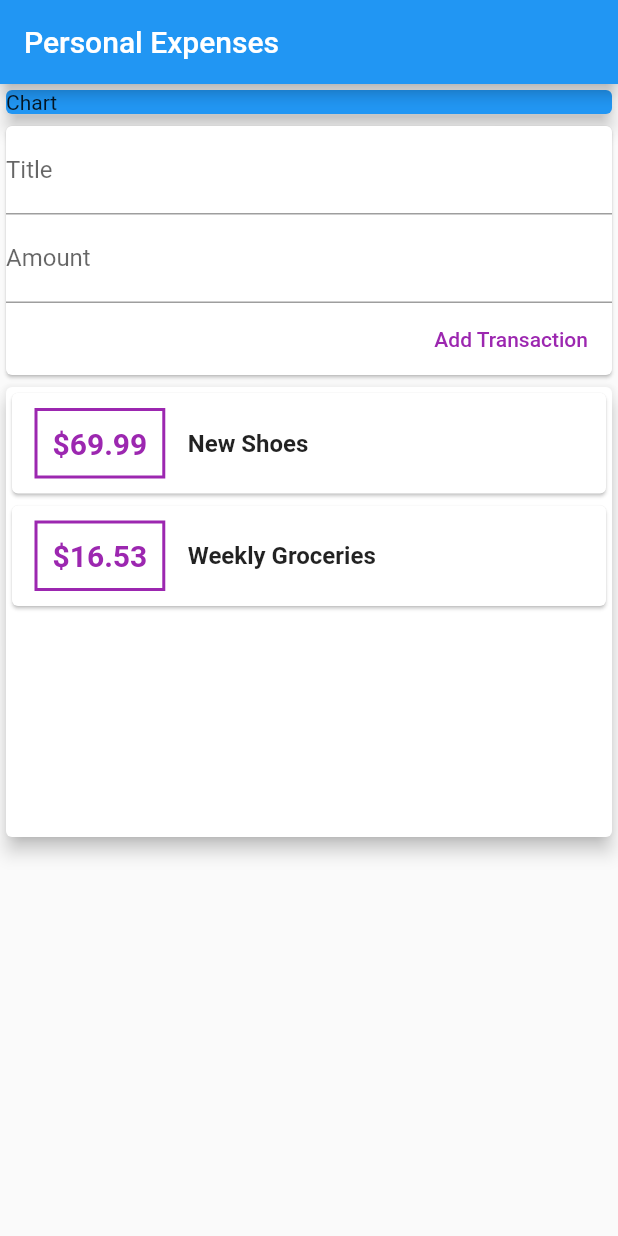
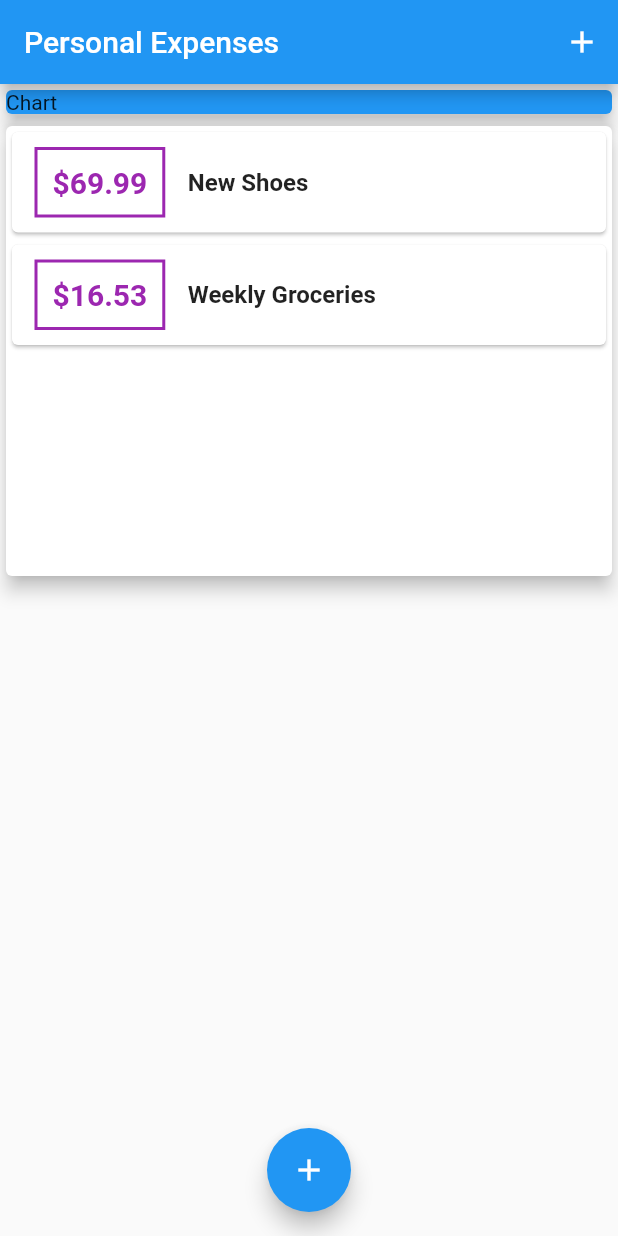
Before and after one commit to TahaMsv/Personal_Expenses, a Flutter app: the screen it shows after launch, on a phone screen of 412 x 824 dp. Run offline on Flutter 3.47's test engine with Material 2 defaults, Android fonts, the phone set to English and light mode, and no system bars.

Commit message:
Adding AppBar Buttons & Floating Action Buttons

```diff
--- a/lib/main.dart
+++ b/lib/main.dart
@@ -1,6 +1,8 @@
 import 'package:flutter/material.dart';
+import 'package:personal_expenses/new_transaction.dart';
 import './Transaction.dart';
-import './user_transaction.dart';
+import './new_transaction.dart';
+import './transactions_list.dart';
 
 void main() => runApp(MyApp());
 
@@ -14,16 +16,66 @@ class MyApp extends StatelessWidget {
   }
 }
 
-class MyHomePage extends StatelessWidget {
-  final List<Transaction> transactions = [];
+class MyHomePage extends StatefulWidget {
+  @override
+  _MyHomePageState createState() => _MyHomePageState();
+}
+
+class _MyHomePageState extends State<MyHomePage> {
+  final List<Transaction> _userTransactions = [
+    Transaction(
+      id: 't1',
+      title: 'New Shoes',
+      amount: 69.99,
+      date: DateTime.now(),
+    ),
+    Transaction(
+      id: 't2',
+      title: 'Weekly Groceries',
+      amount: 16.53,
+      date: DateTime.now(),
+    ),
+  ];
+
+  void _addTransaction(String titleTx, double amountTx) {
+    final newTx = new Transaction(
+        title: titleTx,
+        amount: amountTx,
+        date: DateTime.now(),
+        id: DateTime.now().toString());
+
+    setState(() {
+      _userTransactions.add(newTx);
+    });
+  }
+
+  void _startAddNewTrabsaction(BuildContext ctx) {
+    showModalBottomSheet(
+      context: ctx,
+      builder: (_) {
+        return GestureDetector(
+          onTap: () {
+          },
+          child: NewTransaction(_addTransaction),
+          behavior: HitTestBehavior.opaque,);
+      },
+    );
+  }
+
   @override
   Widget build(BuildContext context) {
     return Scaffold(
       appBar: AppBar(
         title: Text('Personal Expenses'),
+        actions: <Widget>[
+          IconButton(
+            icon: Icon(Icons.add),
+            onPressed: () => _startAddNewTrabsaction(context),
+          )
+        ],
       ),
       body: SingleChildScrollView(
-              child: Column(
+        child: Column(
           crossAxisAlignment: CrossAxisAlignment.stretch,
           children: <Widget>[
             Container(
@@ -34,9 +86,23 @@ class MyHomePage extends StatelessWidget {
                 elevation: 5,
               ),
             ),
-            UserTransaction(),
+            Column(
+              children: <Widget>[
+                Card(
+                  elevation: 5,
+                  child: Container(
+                    child: TransactionsList(_userTransactions),
+                  ),
+                )
+              ],
+            ),
           ],
         ),
+      ),
+      floatingActionButtonLocation: FloatingActionButtonLocation.centerFloat,
+      floatingActionButton: FloatingActionButton(
+        onPressed: () => _startAddNewTrabsaction(context),
+        child: Icon(Icons.add),
       ),
     );
   }
--- a/lib/transactions_list.dart
+++ b/lib/transactions_list.dart
@@ -26,7 +26,7 @@ class  TransactionsList extends StatelessWidget {
                   ),
                 ),
                 child: Text(
-                  '\$${userTransactions[index].amount}',
+                  '\$${userTransactions[index].amount.toStringAsFixed(2)}',
                   style: TextStyle(
                     fontWeight: FontWeight.bold,
                     fontSize: 20,
--- a/lib/user_transaction.dart
+++ /dev/null
@@ -1,51 +0,0 @@
-import 'package:flutter/material.dart';
-import './new_transaction.dart';
-import './transactions_list.dart';
-import './Transaction.dart';
-class UserTransaction extends StatefulWidget {
-  @override
-  _UserTransactionState createState() => _UserTransactionState();
-}
-
-class _UserTransactionState extends State<UserTransaction> {
-  final List<Transaction> _userTransactions = [
-    Transaction(
-      id: 't1',
-      title: 'New Shoes',
-      amount: 69.99,
-      date: DateTime.now(),
-    ),
-    Transaction(
-      id: 't2',
-      title: 'Weekly Groceries',
-      amount: 16.53,
-      date: DateTime.now(),
-    ),
-  ];
-
-  void _addTransaction(String titleTx, double amountTx) {
-    final newTx=new Transaction(
-        title: titleTx,
-        amount: amountTx,
-        date: DateTime.now(),
-        id: DateTime.now().toString());
-
-    setState((){
-      _userTransactions.add(newTx);
-    });
-  }
-  @override
-  Widget build(BuildContext context) {
-    return Column(
-      children: <Widget>[
-        NewTransaction(_addTransaction),
-          Card(
-            elevation: 5,
-            child: Container(
-              child: TransactionsList(_userTransactions),
-            ),
-          )
-      ],
-    );
-  }
-}
```
Also changed, not shown: lib/new_transaction.dart (+13 -4 lines).
